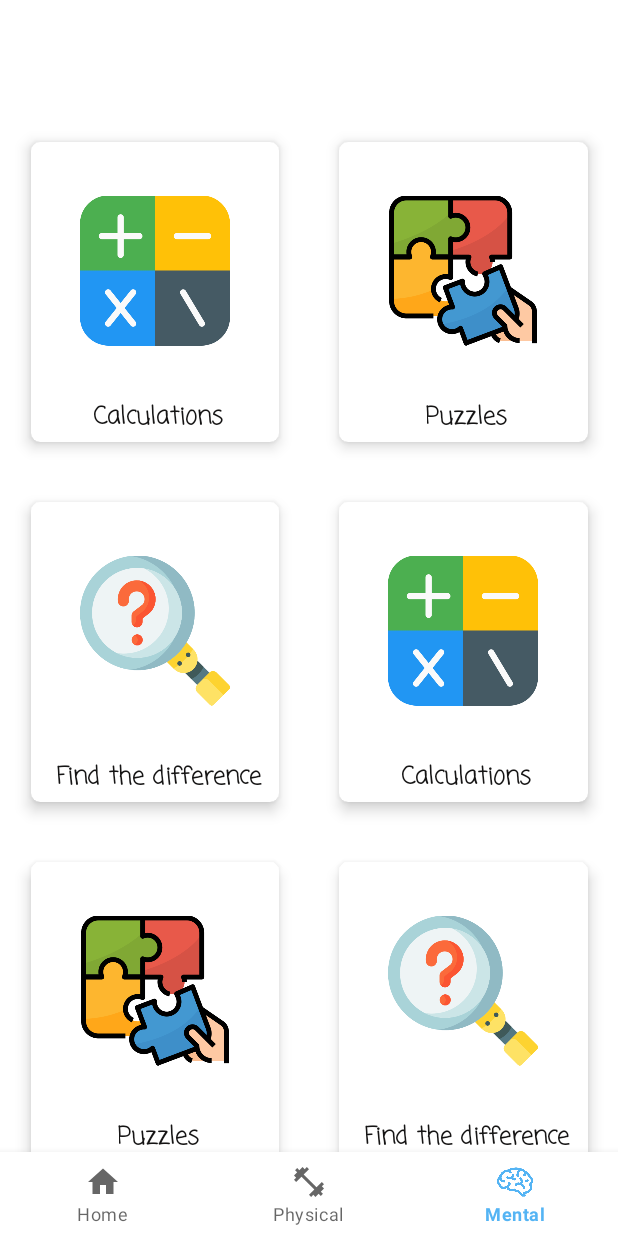
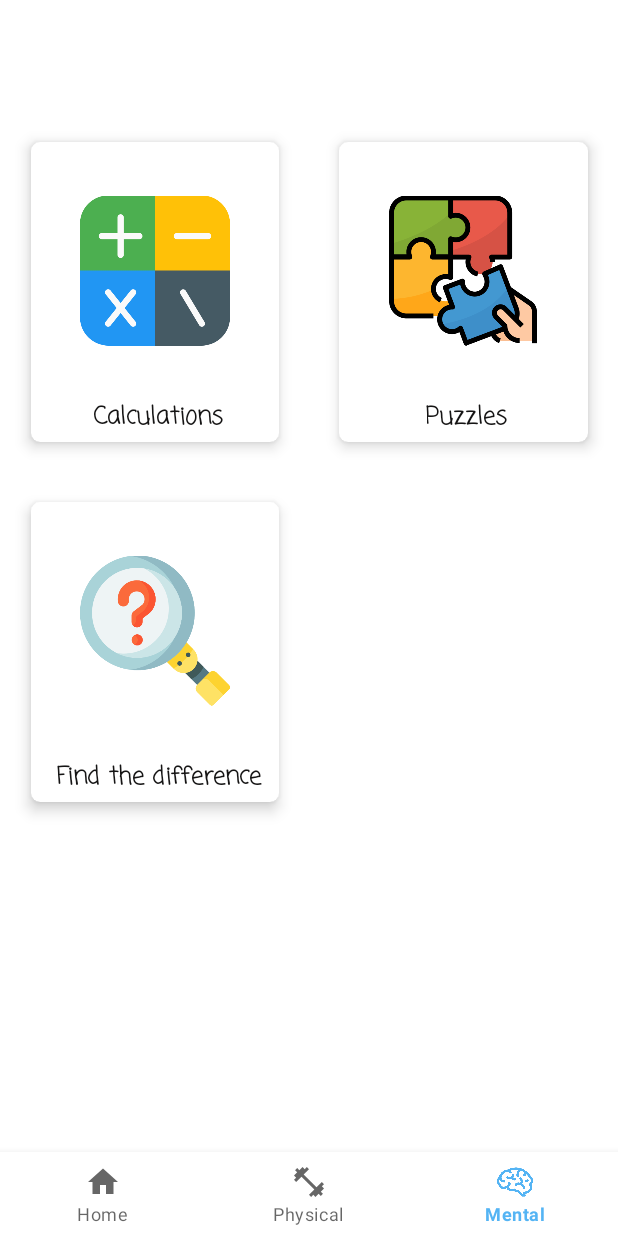
Before and after one commit to SalsabeelH/ProjectMobileApps, an Android app: the MentalFragment screen opened through its navigation route, on a phone screen of 412 x 824 dp. Run offline under Robolectric (Android 15) with nearby library versions, the phone set to English and light mode, and no system bars; our stand-ins replace navigation-ui.

Commit message:
fourth commit

```diff
--- a/app/src/main/java/birzeit/edu/projectmobileapps/model/MentalGame.java
+++ b/app/src/main/java/birzeit/edu/projectmobileapps/model/MentalGame.java
@@ -8,9 +8,6 @@ public class MentalGame {
     private int imageID;
 
     public static final MentalGame[] mental_games = {
-            new MentalGame ("Calculations", R.drawable.calc),
-            new MentalGame ("Puzzles", R.drawable.puzzle),
-            new MentalGame ("Find the difference", R.drawable.find),
             new MentalGame ("Calculations", R.drawable.calc),
             new MentalGame ("Puzzles", R.drawable.puzzle),
             new MentalGame ("Find the difference", R.drawable.find)
```
Also changed, not shown: app/src/main/java/birzeit/edu/projectmobileapps/adapters/MentalRecyclerAdapter.java (+8 -2 lines).
